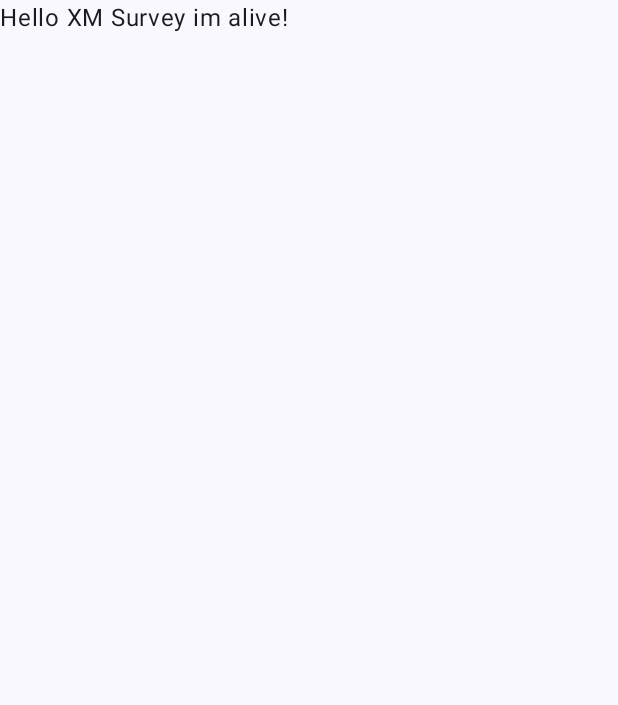
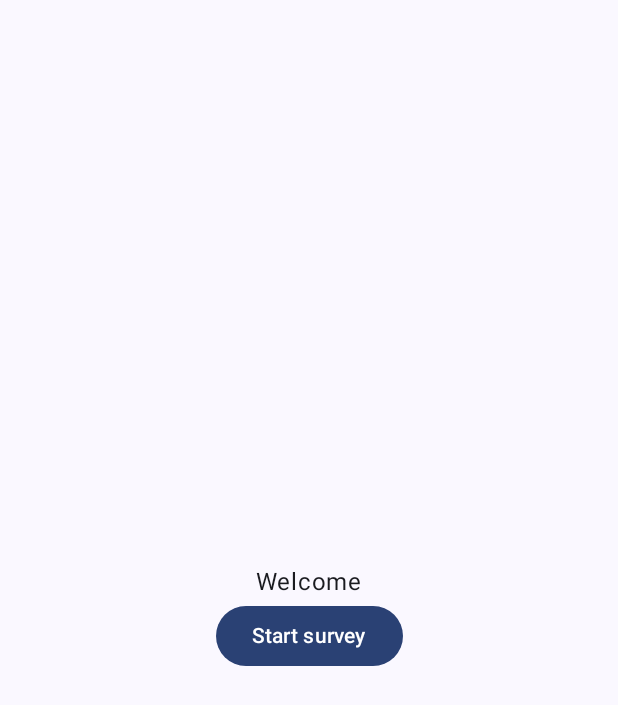
Before and after one commit to Malligan/XMSimpleSurvey, an Android app built with Jetpack Compose: the screen it shows after launch (MainActivity), on a phone screen of 412 x 824 dp. Shown: the top 705 px of the screen. Run offline under Robolectric (Android 15) with nearby library versions, the phone set to English and light mode, and no system bars.

```diff
--- a/app/build.gradle.kts
+++ b/app/build.gradle.kts
@@ -51,15 +51,16 @@ android {
 
 dependencies {
 
-    implementation("androidx.core:core-ktx:1.10.1")
+    implementation("androidx.core:core-ktx:1.13.1")
     implementation("androidx.lifecycle:lifecycle-runtime-ktx:2.7.0")
-    implementation("androidx.activity:activity-compose:1.7.0")
+    implementation("androidx.activity:activity-compose:1.9.0")
     implementation(platform("androidx.compose:compose-bom:2023.08.00"))
     implementation("androidx.compose.ui:ui")
     implementation("androidx.compose.ui:ui-graphics")
     implementation("androidx.compose.ui:ui-tooling-preview")
     implementation("androidx.compose.material3:material3")
 
+    implementation("androidx.navigation:navigation-compose:2.7.7")
     implementation(project(":questions"))
 
     testImplementation("junit:junit:4.13.2")
--- a/app/src/main/java/com/hrdk/xmsimplesurvey/MainActivity.kt
+++ b/app/src/main/java/com/hrdk/xmsimplesurvey/MainActivity.kt
@@ -3,14 +3,27 @@ package com.hrdk.xmsimplesurvey
 import android.os.Bundle
 import androidx.activity.ComponentActivity
 import androidx.activity.compose.setContent
+import androidx.compose.foundation.layout.Arrangement
+import androidx.compose.foundation.layout.Column
 import androidx.compose.foundation.layout.fillMaxSize
+import androidx.compose.foundation.layout.padding
+import androidx.compose.material3.Button
 import androidx.compose.material3.MaterialTheme
 import androidx.compose.material3.Surface
 import androidx.compose.material3.Text
 import androidx.compose.runtime.Composable
+import androidx.compose.ui.Alignment
 import androidx.compose.ui.Modifier
 import androidx.compose.ui.tooling.preview.Preview
+import androidx.compose.ui.unit.dp
+import androidx.navigation.NavController
+import androidx.navigation.NavType
+import androidx.navigation.compose.NavHost
+import androidx.navigation.compose.composable
+import androidx.navigation.compose.rememberNavController
+import androidx.navigation.navArgument
 import com.hrdk.xmsimplesurvey.questions.DummyModuleClass
+import com.hrdk.xmsimplesurvey.questions.QuestionsScreen
 import com.hrdk.xmsimplesurvey.ui.theme.XMSimpleSurveyTheme
 
 class MainActivity : ComponentActivity() {
@@ -23,8 +36,11 @@ class MainActivity : ComponentActivity() {
                     modifier = Modifier.fillMaxSize(),
                     color = MaterialTheme.colorScheme.background
                 ) {
-                    val test = DummyModuleClass()
-                    Greeting("XM Survey ${test.test()}")
+                    val navController = rememberNavController()
+                    NavHost(navController = navController, startDestination = "HomeScreen") {
+                        composable("HomeScreen") { HomeScreen(navController) }
+                        composable("QuestionsScreen") { QuestionsScreen(navController) }
+                    }
                 }
             }
         }
@@ -32,17 +48,33 @@ class MainActivity : ComponentActivity() {
 }
 
 @Composable
-fun Greeting(name: String, modifier: Modifier = Modifier) {
-    Text(
-        text = "Hello $name!",
-        modifier = modifier
-    )
+fun HomeScreen(
+    navController: NavController
+) {
+    Column(
+        modifier = Modifier
+            .fillMaxSize()
+            .padding(16.dp),
+        verticalArrangement = Arrangement.Center,
+        horizontalAlignment = Alignment.CenterHorizontally
+    ) {
+        Text(
+            text = "Welcome",
+            modifier = Modifier
+        )
+        Button(
+            onClick = { navController.navigate("QuestionsScreen") },
+        ) {
+            Text(text = "Start survey")
+        }
+    }
 }
 
 @Preview(showBackground = true)
 @Composable
 fun GreetingPreview() {
+    val navController = rememberNavController()
     XMSimpleSurveyTheme {
-        Greeting("Android")
+        HomeScreen(navController)
     }
 }
```
Also changed, not shown: questions/build.gradle.kts (+16 -3 lines), questions/src/main/java/com/hrdk/xmsimplesurvey/questions/questionsComposables.kt (added, +30 -0 lines).
